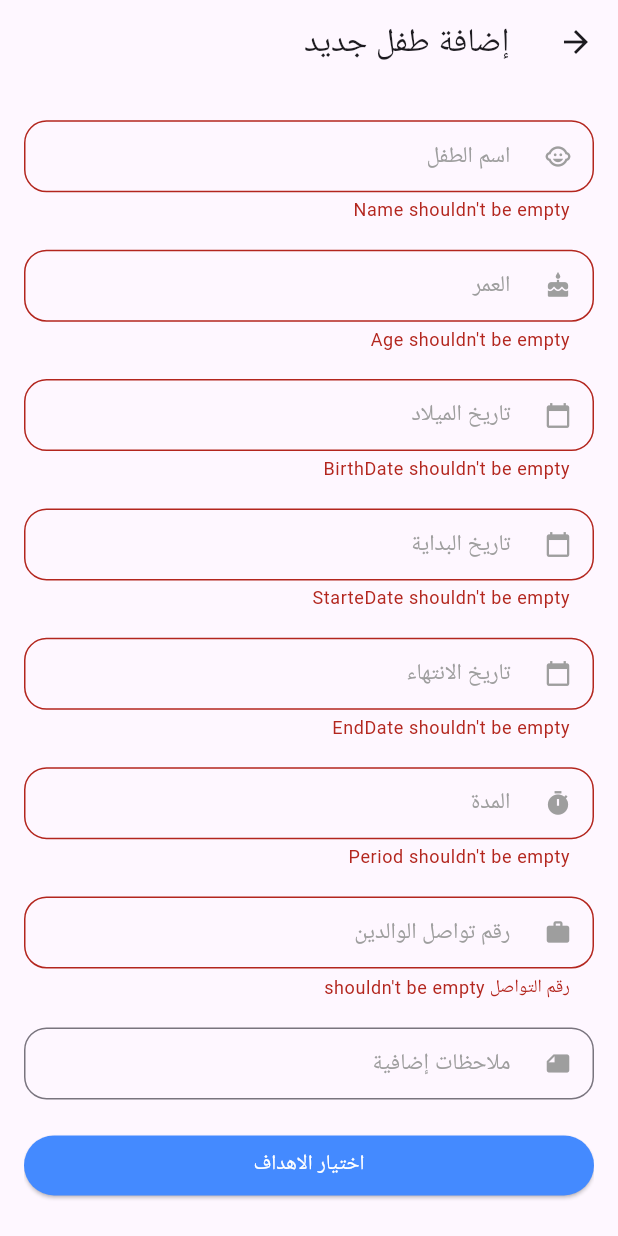
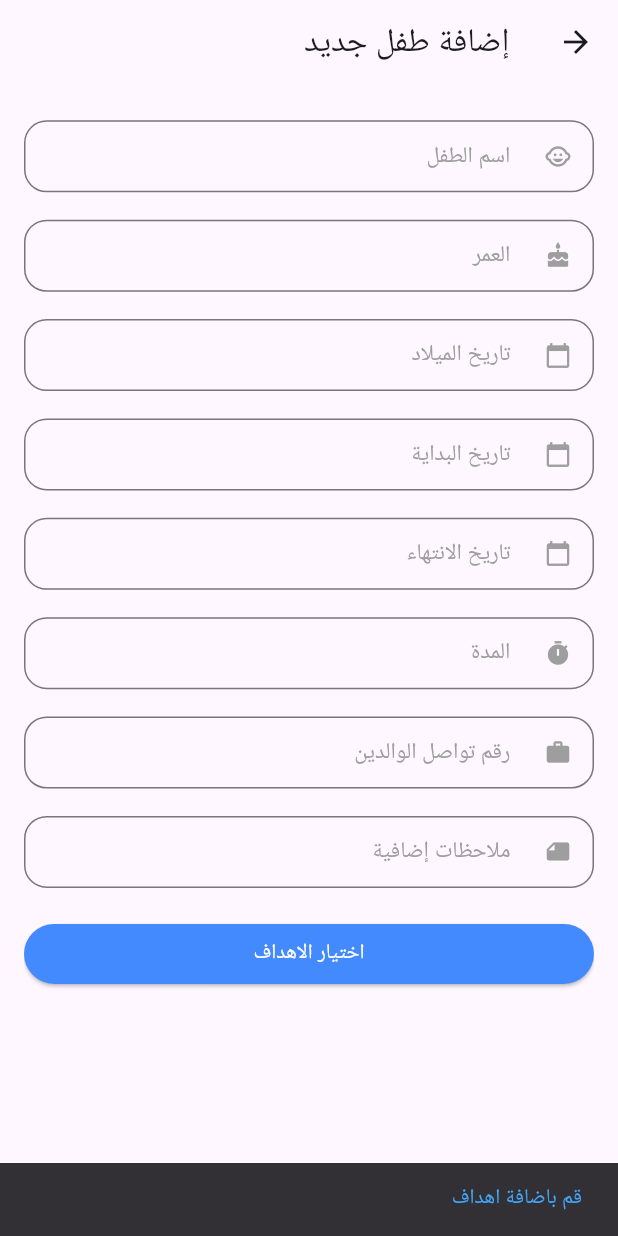
Before and after one commit to KareemEzzat91/ajeal, a Flutter app: the AdminAddChildScreen screen opened directly, after a tap on "حفظ", on a phone screen of 412 x 824 dp. Run offline on Flutter 3.47's test engine with Material 3 defaults, Android fonts, the phone set to English and light mode, and no system bars; our stand-ins replace bloc, firebase_auth, firebase_core, flashy_tab_bar2, flutter_bloc, get; accounts and stored records are empty.

Commit message:
تم حل الايرور 🤙

```diff
--- a/lib/Admin/Screens/AdminMainScreen/Admin_Children_Screen/AdminAddChild/AdminAddChildScreen.dart
+++ b/lib/Admin/Screens/AdminMainScreen/Admin_Children_Screen/AdminAddChild/AdminAddChildScreen.dart
@@ -300,10 +300,23 @@ class _AdminAddChildScreenState extends State<AdminAddChildScreen> {
             ),
               ElevatedButton(
                 onPressed: () {
-                  if (_key.currentState!.validate())
+                  if (bloc.selectedGoals[parentOccupationController.text]==null)
                     {
-                  bloc.saveChild(nameController.text, ageController.text, selectedDate!,StartDate!,EndDate!,PeriodController.text, parentOccupationController.text, notesController.text,context)
-                 ;} },
+                      ScaffoldMessenger.of(context).showSnackBar(
+                          SnackBar(
+                            content: Text(
+                              'قم باضافة اهداف ',
+                              style: TextStyle(color: Colors.blue[400]),
+                            ),
+                          ));
+                    }
+                  else{
+                    bloc.saveChild(nameController.text, ageController.text, selectedDate!,StartDate!,EndDate!,PeriodController.text, parentOccupationController.text, notesController.text,context);
+
+                  }
+                  /* if (_key.currentState!.validate())
+                    {
+                } */},
                 child: const Text("حفظ"),
               ),
             ],
```
